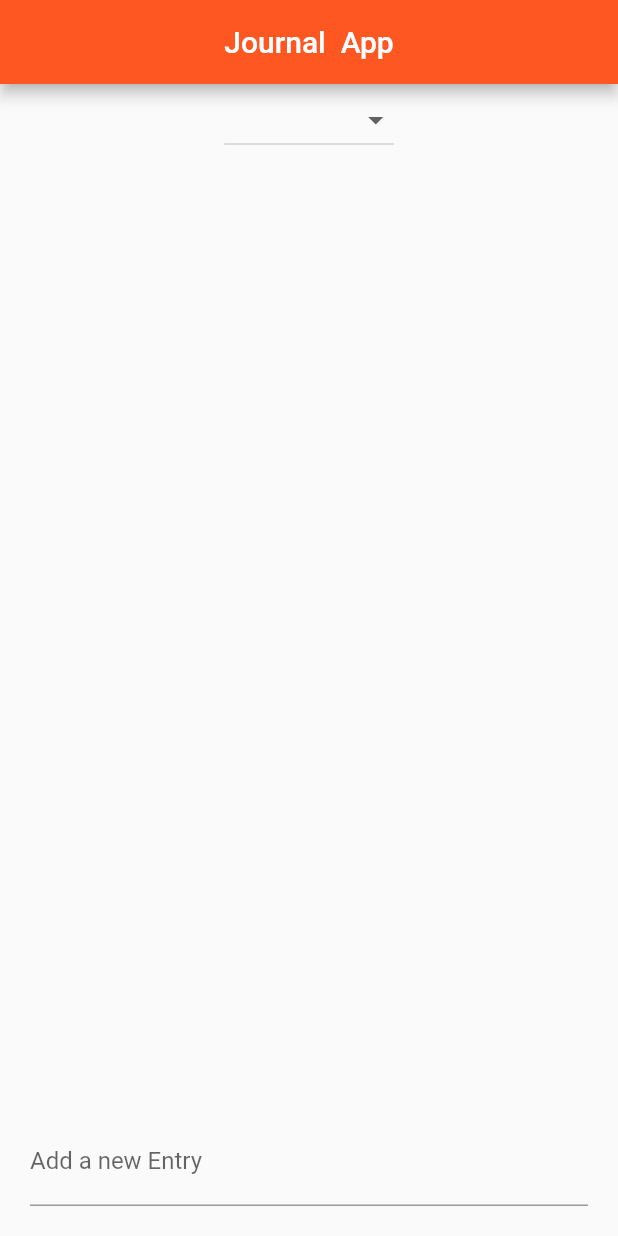
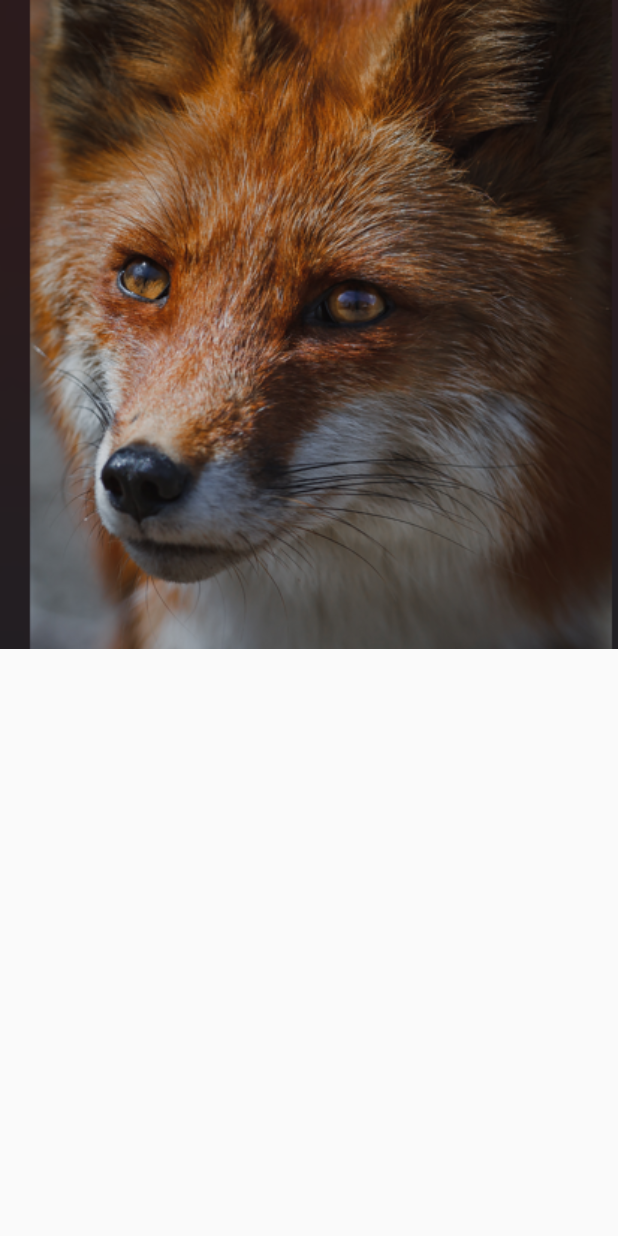
Before and after one commit to xi9d/chat_app, a Flutter app: the screen it shows after launch, on a phone screen of 412 x 824 dp. Run offline on Flutter 3.47's test engine with Material 2 defaults, Android fonts, the phone set to English and light mode, and no system bars.

```diff
--- a/lib/main.dart
+++ b/lib/main.dart
@@ -18,76 +18,18 @@ class JournalHomePage extends StatefulWidget{
       _JournalHomePageState();
 }
 class _JournalHomePageState  extends State<JournalHomePage>{
-  final List<String> entries = [];
-  final TextEditingController editingController = TextEditingController();
-  final List<String> _measures =[
-    'meters',
-    'kilometers',
-    'grams',
-    'Kilograms',
-    'feet',
-    'miles',
-    'pounds (lbs)',
-    'ounces',
+  Widget _image(){
+    return Container(
+      child: Image.asset("asset/fox.png"),
 
-  ];
-  late String _startMeasure = "Kilometers";
+    );
+  }
 
   @override
   Widget build(BuildContext context){
     return Scaffold(
-      appBar: AppBar(
-        title: Text('Journal  App'),
-        centerTitle: true,
-        backgroundColor: Colors.deepOrange,
 
-      ),
-      body: Column(
-        children: <Widget>[
-
-          DropdownButton(
-              items: _measures.map((String value){
-                return DropdownMenuItem<String>(
-                    value: _startMeasure,
-                    child: Text(value));
-              }).toList(),
-              onChanged: (value){
-                setState(() {
-                  _startMeasure = value!;
-                });
-              }),
-
-          Expanded(
-              child: ListView.builder(
-                itemCount: entries.length,
-                itemBuilder: (BuildContext context, int index){
-                return ListTile(
-                  title: Text(entries[index]),
-                  visualDensity: VisualDensity.compact,
-                  tileColor: Colors.orange,
-
-
-
-
-                );
-              },
-              ),
-          ),
-          Padding(
-              padding: const EdgeInsets.all(20.0),
-              child: TextField(
-               controller: editingController,
-                decoration: InputDecoration(
-                  labelText: 'Add a new Entry'
-                ),
-                onSubmitted: (String entry){
-                 addEntry(entry);
-                },
-          ),
-          )
-        ],
-
-      ),
+        body: _image()
     );
   }
 
--- a/pubspec.yaml
+++ b/pubspec.yaml
@@ -88,3 +88,6 @@ flutter:
   #
   # For details regarding fonts from package dependencies,
   # see https://flutter.dev/custom-fonts/#from-packages
+
+  assets:
+    - asset/fox.png
```
Also changed, not shown: asset/fox.png (added).
